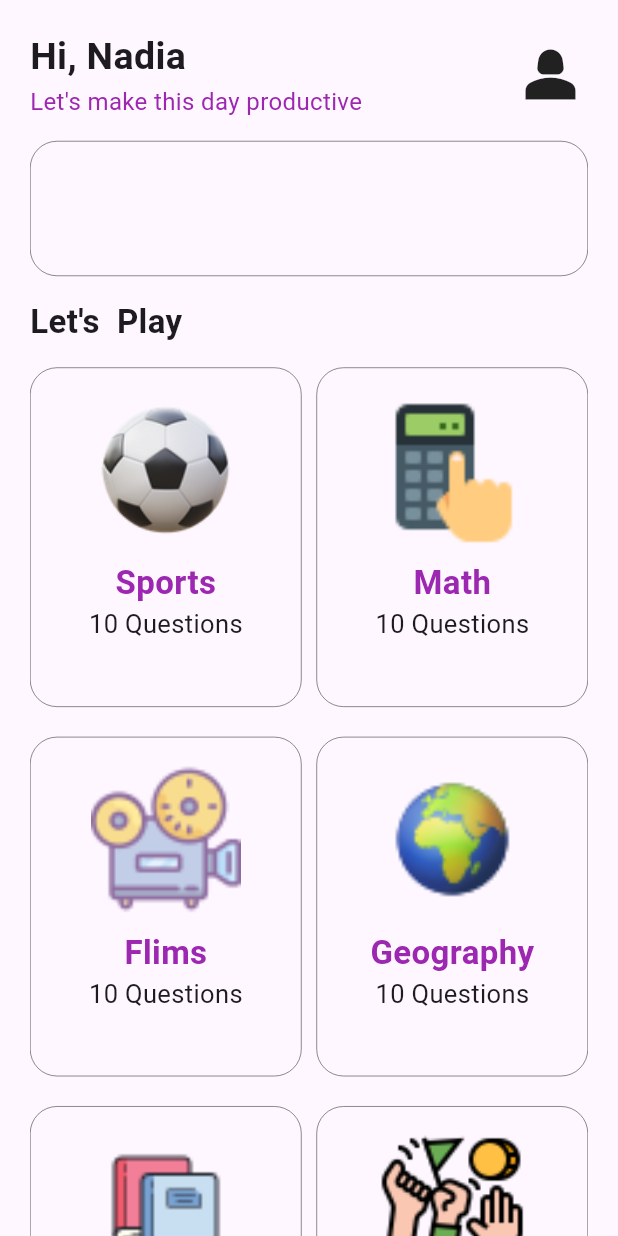
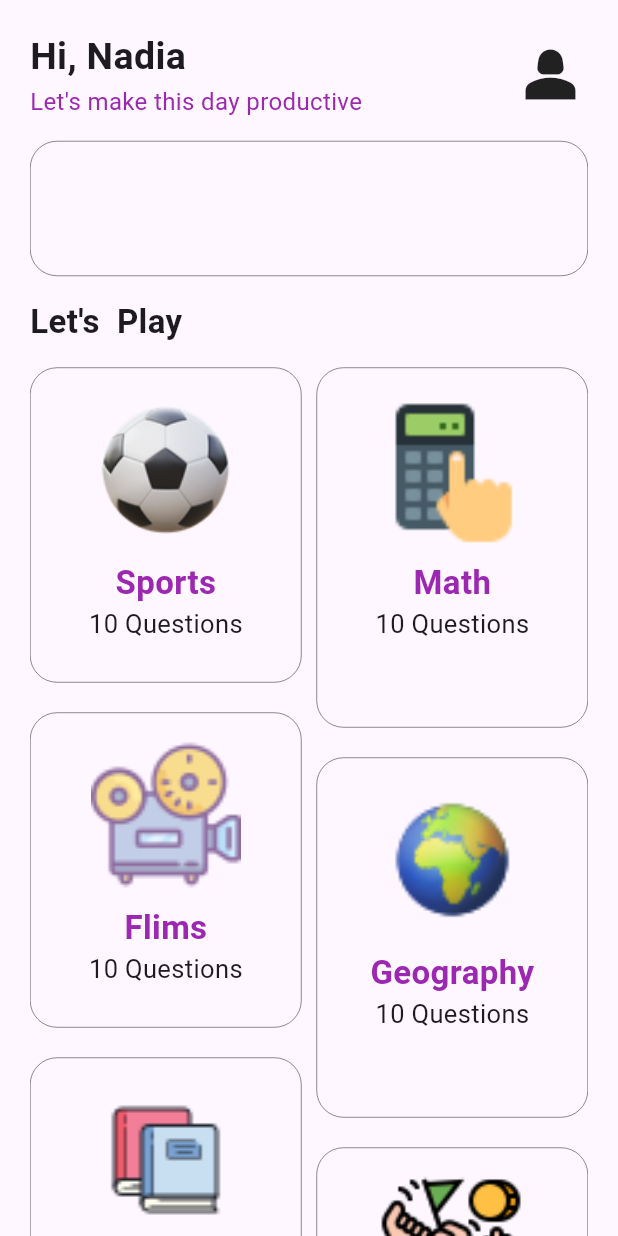
Before and after one commit to sohasara/Quiz-App, a Flutter app: the screen it shows after launch, on a phone screen of 412 x 824 dp. Run offline on Flutter 3.47's test engine with Material 3 defaults, Android fonts, the phone set to English and light mode, and no system bars.

Commit message:
add  different height as index count

```diff
--- a/lib/ui/home_page/container.dart
+++ b/lib/ui/home_page/container.dart
@@ -14,7 +14,7 @@ class ContainerBox extends StatelessWidget {
   @override
   Widget build(BuildContext context) {
     return Container(
-      height: index % 2 == 0 ? 120 : 180,
+      height: index % 2 == 0 ? 210 : 240,
       width: 170,
       decoration: BoxDecoration(
         borderRadius: BorderRadius.circular(18),
--- a/lib/ui/home_page/home.dart
+++ b/lib/ui/home_page/home.dart
@@ -1,4 +1,5 @@
 import 'package:flutter/material.dart';
+import 'package:flutter_staggered_grid_view/flutter_staggered_grid_view.dart';
 import 'package:quiz_app/data/container_data.dart';
 import 'package:quiz_app/ui/home_page/container.dart';
 
@@ -9,11 +10,7 @@ class HomePage extends StatelessWidget {
   Widget build(BuildContext context) {
     return Scaffold(
       body: Padding(
-        padding: const EdgeInsets.only(
-          left: 20.0,
-          right: 20,
-          top: 20,
-        ),
+        padding: const EdgeInsets.only(left: 20.0, right: 20, top: 20),
         child: SingleChildScrollView(
           scrollDirection: Axis.vertical,
           child: Column(
@@ -47,21 +44,15 @@ class HomePage extends StatelessWidget {
                   ),
                 ],
               ),
-              const SizedBox(
-                height: 15,
-              ),
+              const SizedBox(height: 15),
               Container(
                 height: 90,
                 decoration: BoxDecoration(
                   borderRadius: BorderRadius.circular(18),
-                  border: Border.all(
-                    width: 0.3,
+                  border: Border.all(width: 0.3),
                 ),
               ),
-              ),
-              const SizedBox(
-                height: 15,
-              ),
+              const SizedBox(height: 15),
               const Text(
                 'Let\'s  Play',
                 style: TextStyle(
@@ -69,30 +60,26 @@ class HomePage extends StatelessWidget {
                   fontWeight: FontWeight.bold,
                 ),
               ),
-              const SizedBox(
-                height: 15,
-              ),
-              GridView.builder(
-                shrinkWrap: true,
-                physics: const NeverScrollableScrollPhysics(),
-                gridDelegate: const SliverGridDelegateWithFixedCrossAxisCount(
+              const SizedBox(height: 15),
+              StaggeredGrid.count(
                 crossAxisCount: 2,
+                mainAxisSpacing: 20,
                 crossAxisSpacing: 10,
-                  mainAxisSpacing: 20,
-                  childAspectRatio: 0.8,
-                ),
-                itemCount: dataImage.length,
-                itemBuilder: (context, index) {
-                  return ContainerBox(
+                children: List.generate(
+                  dataImage.length,
+                  (index) {
+                    return StaggeredGridTile.fit(
+                      crossAxisCellCount: 1,
+                      child: ContainerBox(
                         index: index,
                         imageurl: dataImage[index]['imageurl'].toString(),
                         text: dataImage[index]['text'].toString(),
+                      ),
                     );
                   },
                 ),
-              const SizedBox(
-                height: 15,
               ),
+              const SizedBox(height: 15),
             ],
           ),
         ),
```
Lines whose indentation alone changed are shown as unchanged.
